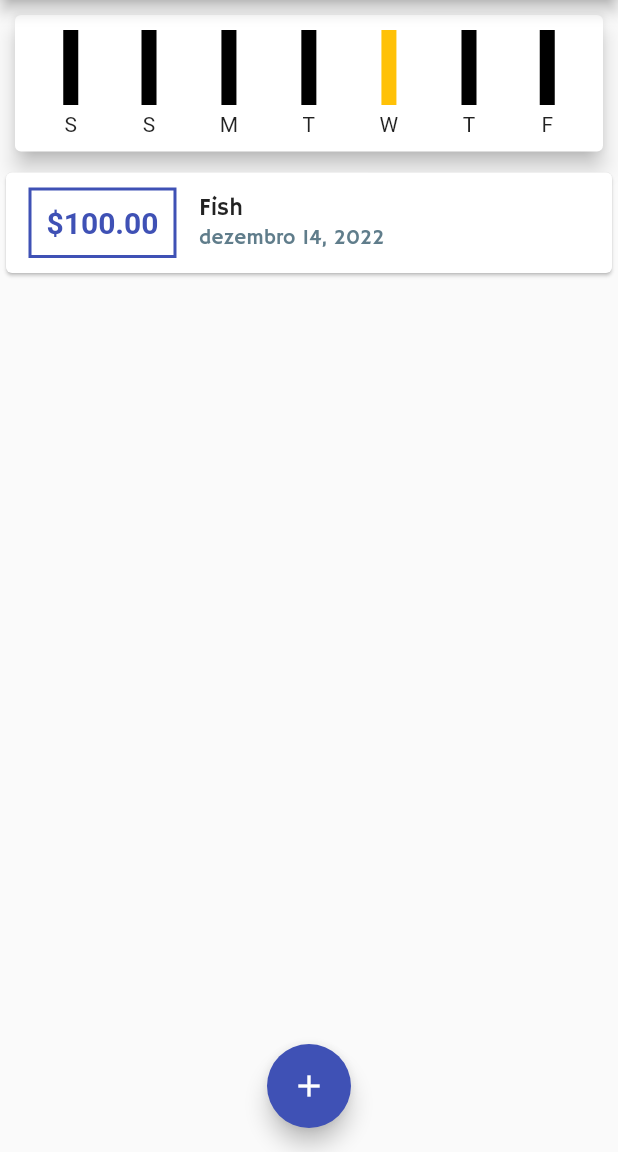
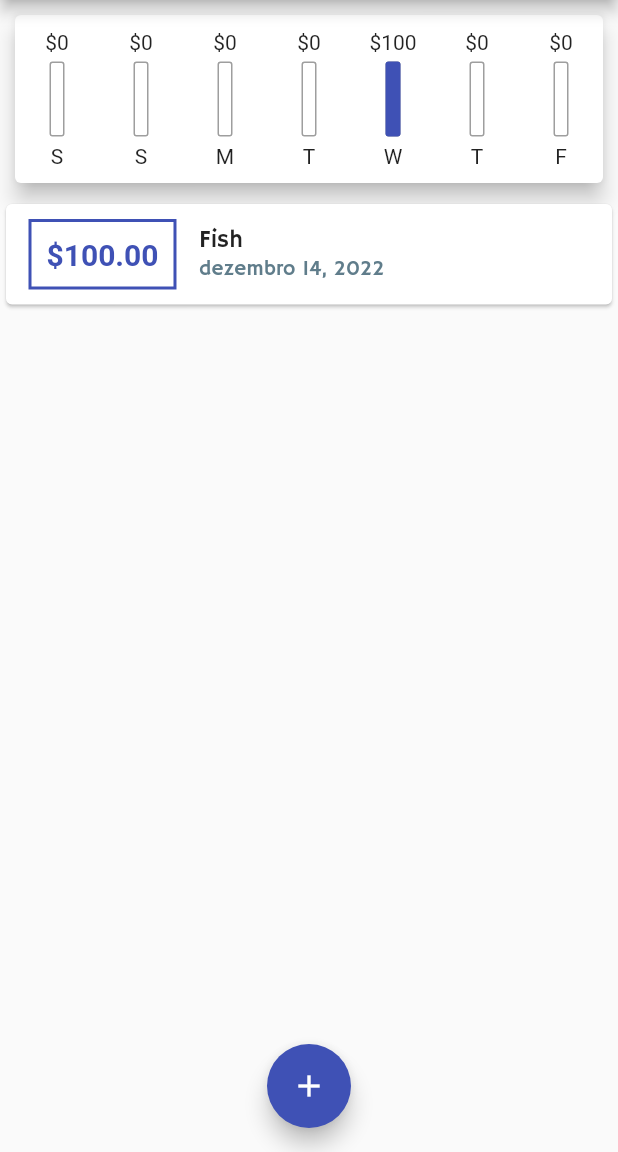
Before and after one commit to victorac/personal_expenses, a Flutter app: the screen it shows after launch, on a phone screen of 412 x 824 dp, the part 84-1236 px from its top. Run offline on Flutter 3.47's test engine with Material 2 defaults, Android fonts, the phone set to English and light mode, and no system bars.

Commit message:
finish chart bar using Card, Row, Stack and FractionallySizedBox

```diff
--- a/lib/widgets/chart.dart
+++ b/lib/widgets/chart.dart
@@ -50,10 +50,12 @@ class Chart extends StatelessWidget {
         children: groupedTransactionValues.map(
           (e) {
             var weekPercentage = (e['totalAmount'] as double) / weekTotal;
-            return ChartBar(
-              weekPercentage: weekPercentage,
-              amount: e['totalAmount'] as double,
-              weekDay: e['weekDay'].toString(),
+            return Expanded(
+              child: ChartBar(
+                weekPercentage: weekPercentage,
+                amount: e['totalAmount'] as double,
+                weekDay: e['weekDay'].toString(),
+              ),
             );
           },
         ).toList(),
--- a/lib/widgets/chart_bar.dart
+++ b/lib/widgets/chart_bar.dart
@@ -1,4 +1,5 @@
 import 'package:flutter/material.dart';
+import 'package:intl/intl.dart';
 
 class ChartBar extends StatelessWidget {
   final double weekPercentage;
@@ -13,19 +14,41 @@ class ChartBar extends StatelessWidget {
 
   @override
   Widget build(BuildContext context) {
+    var amountFormat = NumberFormat.currency(symbol: '\$', decimalDigits: 0);
     return Container(
       margin: const EdgeInsets.all(10),
       child: Column(
         children: [
-          Container(
-            color: Colors.black,
-            height: 50 * (1 - weekPercentage),
+          FittedBox(child: Text(amountFormat.format(amount))),
+          const SizedBox(
+            height: 5,
+          ),
+          SizedBox(
+            height: 50,
             width: 10,
-          ),
-          Container(
-            color: Colors.amber,
-            height: 50 * weekPercentage,
-            width: 10,
+            child: Stack(
+              children: [
+                Container(
+                  decoration: BoxDecoration(
+                    border: Border.all(color: Colors.grey),
+                    borderRadius: BorderRadius.circular(2),
+                    color: Colors.white12,
+                  ),
+                ),
+                Container(
+                  alignment: Alignment.bottomCenter,
+                  child: FractionallySizedBox(
+                    heightFactor: weekPercentage,
+                    child: Container(
+                      decoration: BoxDecoration(
+                        borderRadius: BorderRadius.circular(2),
+                        color: Theme.of(context).primaryColor,
+                      ),
+                    ),
+                  ),
+                )
+              ],
+            ),
           ),
           const SizedBox(
             height: 5,
```
